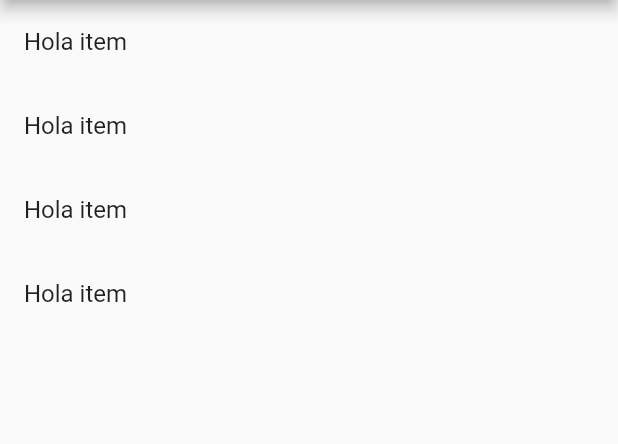
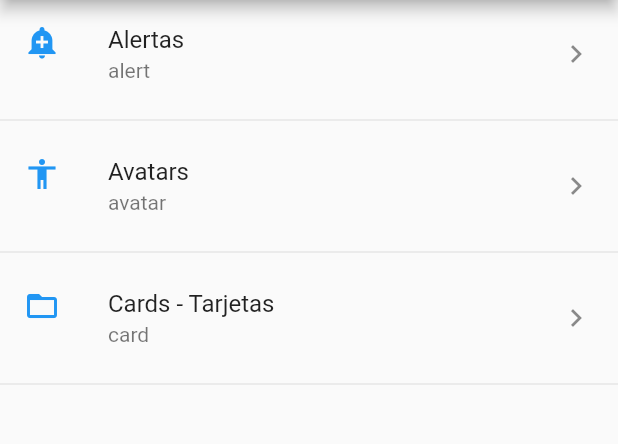
Before and after one commit to SPablo2191/LaboratoryOfComponents, a Flutter app: the screen it shows after launch, on a phone screen of 412 x 824 dp, the part 84-528 px from its top. Run offline on Flutter 3.47's test engine with Material 2 defaults, Android fonts, the light colour scheme and no system bars.

Commit message:
feat: async load of items from json

```diff
--- /dev/null
+++ b/data/menu_opts.json
@@ -0,0 +1,20 @@
+{
+  "nombreApp": "Laboratory of Components",
+  "rutas": [
+    {
+      "ruta": "alert",
+      "icon": "add_alert",
+      "texto": "Alertas"
+    },
+    {
+      "ruta": "avatar",
+      "icon": "accessibility",
+      "texto": "Avatars"
+    },
+    {
+      "ruta": "card",
+      "icon": "folder_open",
+      "texto": "Cards - Tarjetas"
+    }
+  ]
+}
--- a/lib/src/pages/home_page.dart
+++ b/lib/src/pages/home_page.dart
@@ -1,3 +1,5 @@
+import 'package:components_lab/src/providers/menu_provider.dart';
+import 'package:components_lab/src/utils/icon_string_util.dart';
 import 'package:flutter/material.dart';
 
 class HomePage extends StatelessWidget {
@@ -14,25 +16,52 @@ class HomePage extends StatelessWidget {
   }
 
   Widget _getList() {
-    return ListView(
-      children: _getItemsList(),
+    return FutureBuilder(
+      future: menuProvider.loadData(), // its kinda like a subscriptions
+      initialData: [], //optional field
+      builder: (BuildContext context, AsyncSnapshot<List<dynamic>> snapshot) {
+        return ListView(
+          children: _getItemsListMap(snapshot.data),
+        );
+      },
     );
   }
 
-  List<Widget> _getItemsList() {
-    return [
-      ListTile(
-        title: Text('Hola item'),
-      ),
-      ListTile(
-        title: Text('Hola item'),
-      ),
-      ListTile(
-        title: Text('Hola item'),
-      ),
-      ListTile(
-        title: Text('Hola item'),
-      ),
-    ];
+  List<Widget> _getItemsList(List<dynamic>? data) {
+    final List<Widget> options = [];
+    data?.forEach((element) {
+      final widgetTemp = ListTile(
+        title: Text(element['texto']),
+        leading: Icon(
+          Icons.access_alarm,
+          color: Colors.blue[600],
+        ),
+        trailing: Icon(Icons.keyboard_arrow_right),
+        onTap: () {},
+      );
+      options
+        ..add(widgetTemp)
+        ..add(Divider());
+    });
+    return options;
+  }
+
+  List<Widget> _getItemsListMap(List<dynamic>? data) {
+    if (data != null) {
+      return data.map((element) {
+        return Column(children: [
+          ListTile(
+            title: Text(element['texto']),
+            subtitle: Text(element['ruta']),
+            leading: getIcon(element['icon']),
+            trailing: Icon(Icons.keyboard_arrow_right),
+            onTap: () {},
+          ),
+          Divider()
+        ]);
+      }).toList();
+    } else {
+      return [];
+    }
   }
 }
--- /dev/null
+++ b/lib/src/utils/icon_string_util.dart
@@ -0,0 +1,10 @@
+import 'package:flutter/material.dart';
+
+final _icons = <String, IconData>{
+  'folder_open': Icons.folder_open,
+  'add_alert': Icons.add_alert,
+  'accessibility': Icons.accessibility,
+};
+Icon getIcon(String iconName) {
+  return Icon(_icons[iconName], color: Colors.blue,);
+}
--- a/pubspec.yaml
+++ b/pubspec.yaml
@@ -60,7 +60,8 @@ flutter:
   uses-material-design: true
 
   # To add assets to your application, add an assets section, like this:
-  # assets:
+  assets:
+      - data/menu_opts.json
   #   - images/a_dot_burr.jpeg
   #   - images/a_dot_ham.jpeg
 
```
Also changed, not shown: lib/src/providers/menu_provider.dart (added, +16 -0 lines).
